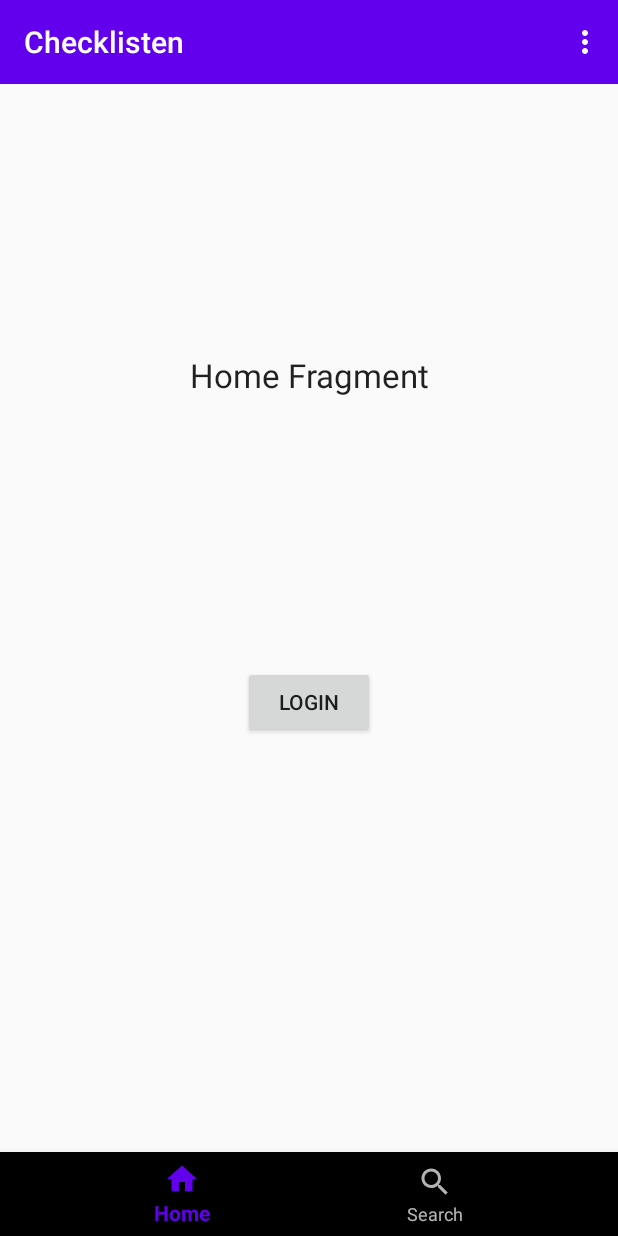
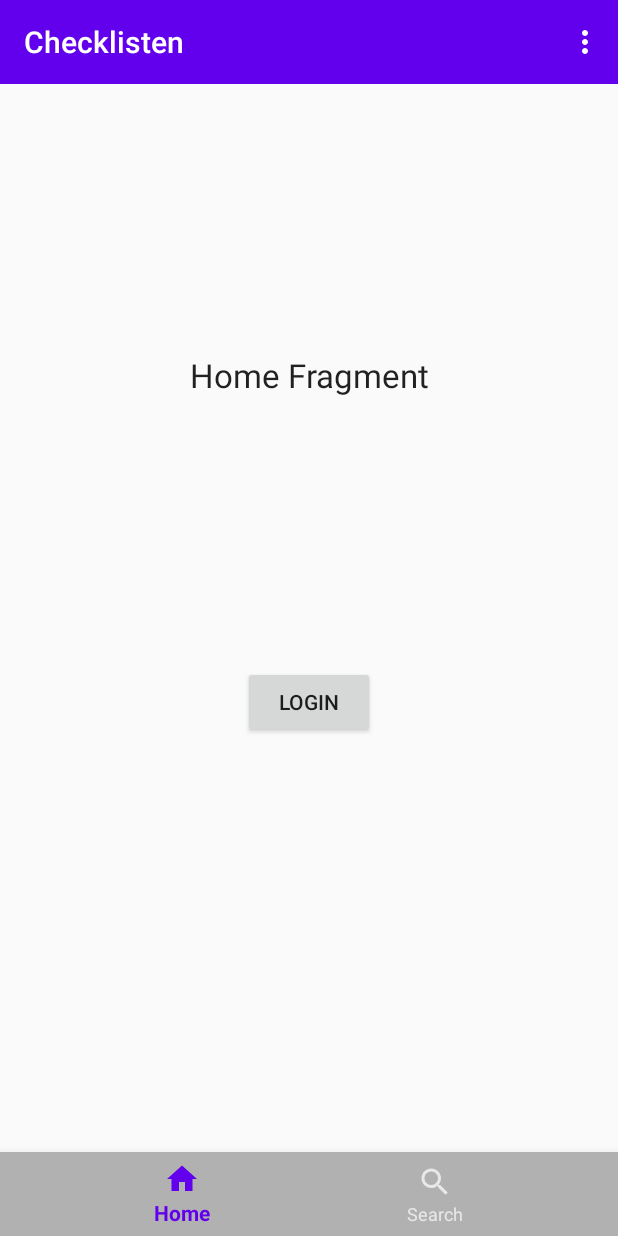
Before and after one commit to Martinrit/CheckItV01, an Android app: the screen it shows after launch (MainActivity), on a phone screen of 412 x 824 dp. Run offline under Robolectric (Android 15) with nearby library versions, the phone set to English and light mode, and no system bars; our stand-ins replace navigation-ui.

Commit message:
Version mit Toolbar und mit Bottom Navigation Leiste , siehe https://www.youtube.com/watch?v=WWgNCPu8MeQ&list=PLrnPJCHvNZuCamMFswP597mUF-whXoAA6&index=7

```diff
--- a/app/src/main/res/layout/activity_main.xml
+++ b/app/src/main/res/layout/activity_main.xml
@@ -40,6 +40,7 @@
         android:layout_height="wrap_content"
         android:theme="@style/ThemeOverlay.AppCompat.Dark.ActionBar"
         app:popupTheme="@style/ThemeOverlay.AppCompat.Light"
+        android:background="@color/colorLightGrey"
         app:layout_constraintBottom_toBottomOf="parent"
         app:layout_constraintEnd_toEndOf="parent"
         app:layout_constraintHorizontal_bias="0.0"
--- a/app/src/main/res/values/colors.xml
+++ b/app/src/main/res/values/colors.xml
@@ -4,6 +4,10 @@
     <color name="colorPrimary">#6200EE</color>
     <color name="colorPrimaryDark">#3700B3</color>
     <color name="colorAccent">#E81B1B</color>
+
+    <color name="colorBlack">#000000</color>
+    <color name="colorWhite">#FFFFFF</color>
+    <color name="colorLightGrey">#B1B1B1</color>
     <!--
     <color name="colorPrimary">#6200EE</color>
     <color name="colorPrimaryDark">#3700B3</color>
```
